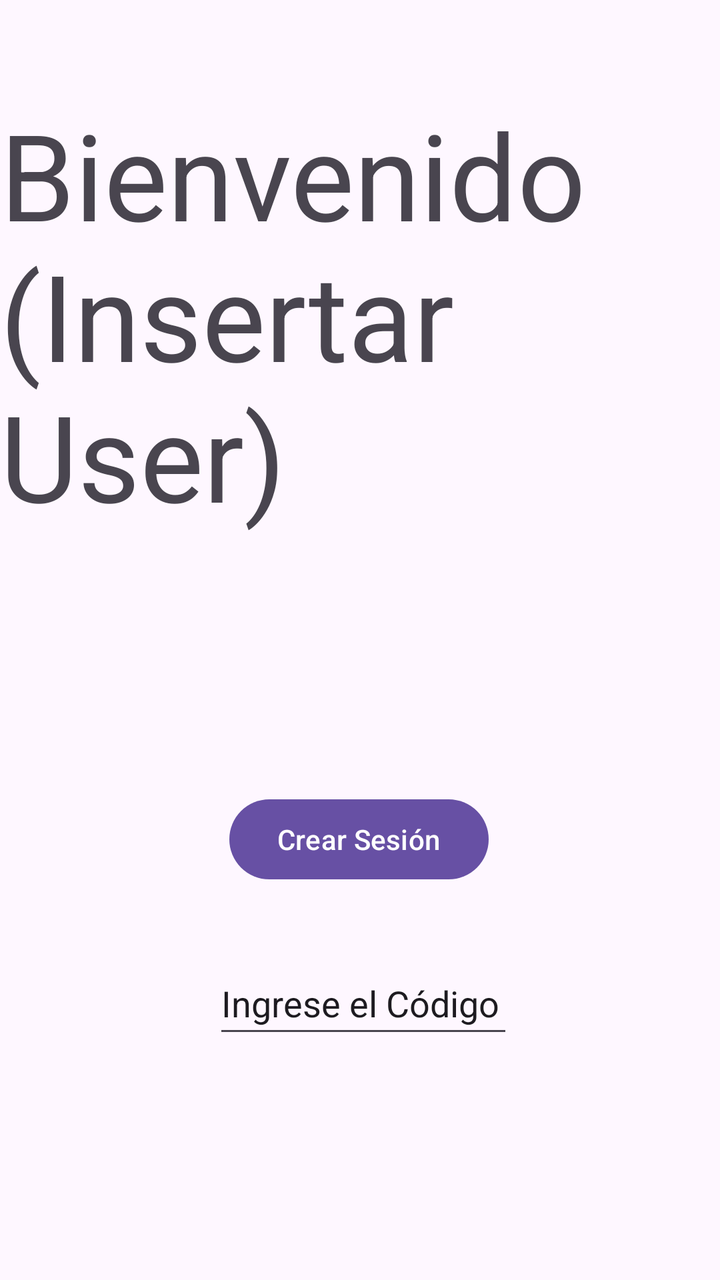
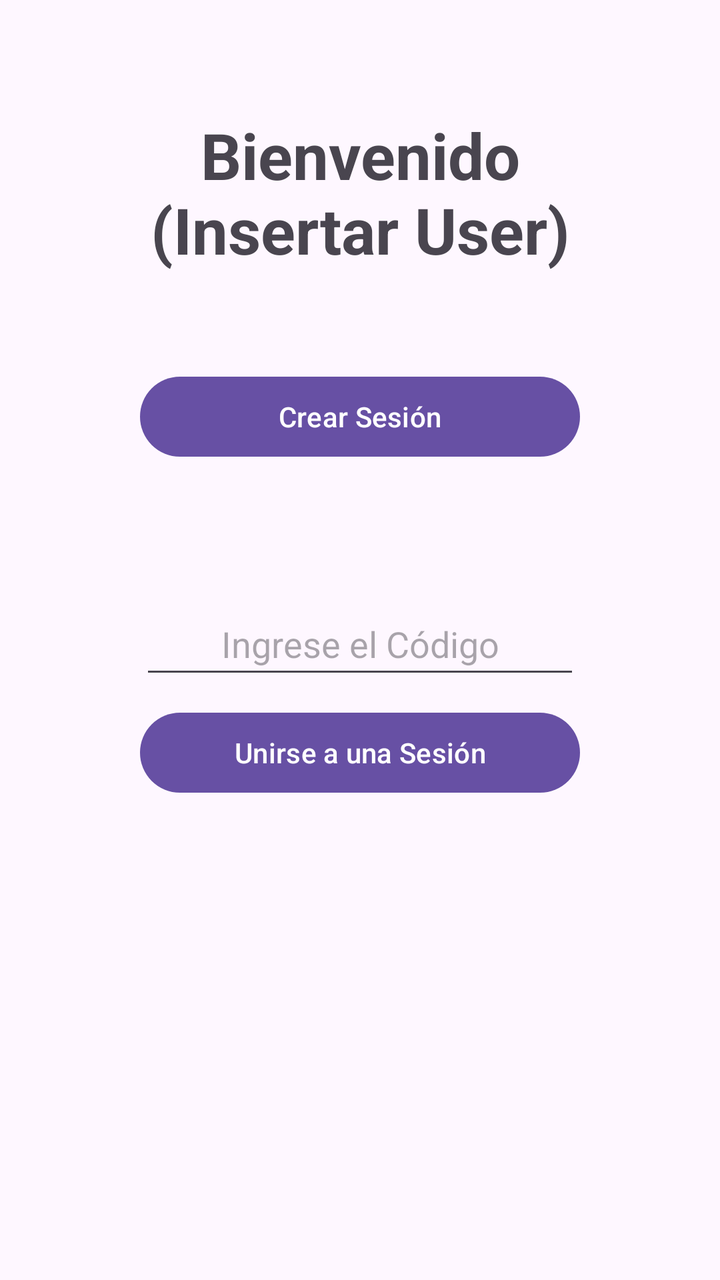

The first picture is an Android layout as it rendered before a commit; the second is the same layout after the commit. The layout source and the unified diff follow.
<!-- AndroidManifest.xml: application theme Theme.Rolin -->
<!-- res/layout/activity_sala.xml -->
<?xml version="1.0" encoding="utf-8"?>
<androidx.constraintlayout.widget.ConstraintLayout xmlns:android="http://schemas.android.com/apk/res/android"
    xmlns:app="http://schemas.android.com/apk/res-auto"
    xmlns:tools="http://schemas.android.com/tools"
    android:id="@+id/main"
    android:layout_width="match_parent"
    android:layout_height="match_parent"
    tools:context=".SalaAc">

    <TextView
        android:id="@+id/textView"
        android:layout_width="wrap_content"
        android:layout_height="wrap_content"
        android:text="Bienvenido (Insertar User)"
        android:textSize="60dp"
        app:layout_constraintBottom_toBottomOf="parent"
        app:layout_constraintEnd_toEndOf="parent"
        app:layout_constraintHorizontal_bias="0.0"
        app:layout_constraintStart_toStartOf="parent"
        app:layout_constraintTop_toTopOf="parent"
        app:layout_constraintVertical_bias="0.112" />

    <Button
        android:id="@+id/button"
        android:layout_width="wrap_content"
        android:layout_height="wrap_content"
        android:layout_marginTop="128dp"
        android:text="Crear Sesión"
        app:layout_constraintEnd_toEndOf="parent"
        app:layout_constraintHorizontal_bias="0.498"
        app:layout_constraintStart_toStartOf="parent"
        app:layout_constraintTop_toBottomOf="@id/textView" />

    <Button
        android:id="@+id/btnJoin"
        android:layout_width="wrap_content"
        android:layout_height="wrap_content"
        android:layout_marginStart="118dp"
        android:layout_marginTop="411dp"
        android:layout_marginBottom="272dp"
        android:text="Unirse a una Sesión"
        app:layout_constraintBottom_toBottomOf="parent"
        app:layout_constraintStart_toStartOf="parent"
        app:layout_constraintTop_toTopOf="parent" />

    <EditText
        android:id="@+id/textView2"
        android:layout_width="150dp"
        android:layout_height="48dp"
        android:layout_marginStart="141dp"
        android:layout_marginTop="476dp"
        android:layout_marginEnd="138dp"
        android:text="Ingrese el Código"
        app:layout_constraintEnd_toEndOf="parent"
        app:layout_constraintStart_toStartOf="parent"
        app:layout_constraintTop_toTopOf="parent" />


</androidx.constraintlayout.widget.ConstraintLayout>
<!-- resources referenced by this layout -->
<resources>
  <style name="Theme.Rolin" parent="Base.Theme.Rolin" />
  <style name="Base.Theme.Rolin" parent="Theme.Material3.DayNight.NoActionBar">
          
          
      </style>
</resources>

<!-- the commit's change to res/layout/activity_sala.xml (unified diff, before → after) -->
@@ -5,55 +5,52 @@
     android:id="@+id/main"
     android:layout_width="match_parent"
     android:layout_height="match_parent"
+    android:padding="24dp"
     tools:context=".SalaAc">
 
     <TextView
         android:id="@+id/textView"
-        android:layout_width="wrap_content"
+        android:layout_width="0dp"
         android:layout_height="wrap_content"
-        android:text="Bienvenido (Insertar User)"
-        android:textSize="60dp"
-        app:layout_constraintBottom_toBottomOf="parent"
-        app:layout_constraintEnd_toEndOf="parent"
-        app:layout_constraintHorizontal_bias="0.0"
-        app:layout_constraintStart_toStartOf="parent"
-        app:layout_constraintTop_toTopOf="parent"
-        app:layout_constraintVertical_bias="0.112" />
-
-    <Button
-        android:id="@+id/button"
-        android:layout_width="wrap_content"
-        android:layout_height="wrap_content"
-        android:layout_marginTop="128dp"
-        android:text="Crear Sesión"
-        app:layout_constraintEnd_toEndOf="parent"
-        app:layout_constraintHorizontal_bias="0.498"
-        app:layout_constraintStart_toStartOf="parent"
-        app:layout_constraintTop_toBottomOf="@id/textView" />
-
-    <Button
-        android:id="@+id/btnJoin"
-        android:layout_width="wrap_content"
-        android:layout_height="wrap_content"
-        android:layout_marginStart="118dp"
-        android:layout_marginTop="411dp"
-        android:layout_marginBottom="272dp"
-        android:text="Unirse a una Sesión"
-        app:layout_constraintBottom_toBottomOf="parent"
-        app:layout_constraintStart_toStartOf="parent"
-        app:layout_constraintTop_toTopOf="parent" />
-
-    <EditText
-        android:id="@+id/textView2"
-        android:layout_width="150dp"
-        android:layout_height="48dp"
-        android:layout_marginStart="141dp"
-        android:layout_marginTop="476dp"
-        android:layout_marginEnd="138dp"
-        android:text="Ingrese el Código"
+        android:text="Bienvenido\n(Insertar User)"
+        android:textSize="32sp"
+        android:textStyle="bold"
+        android:gravity="center"
+        android:layout_marginTop="32dp"
         app:layout_constraintEnd_toEndOf="parent"
         app:layout_constraintStart_toStartOf="parent"
         app:layout_constraintTop_toTopOf="parent" />
 
+    <Button
+        android:id="@+id/btnCreate"
+        android:layout_width="220dp"
+        android:layout_height="wrap_content"
+        android:layout_marginTop="48dp"
+        android:text="Crear Sesión"
+        app:layout_constraintEnd_toEndOf="parent"
+        app:layout_constraintStart_toStartOf="parent"
+        app:layout_constraintTop_toBottomOf="@id/textView" />
+
+    <EditText
+        android:id="@+id/textView2"
+        android:layout_width="220dp"
+        android:layout_height="48dp"
+        android:layout_marginTop="64dp"
+        android:hint="Ingrese el Código"
+        android:inputType="text"
+        android:gravity="center"
+        app:layout_constraintEnd_toEndOf="parent"
+        app:layout_constraintStart_toStartOf="parent"
+        app:layout_constraintTop_toBottomOf="@id/btnCreate" />
+
+    <Button
+        android:id="@+id/btnJoin"
+        android:layout_width="220dp"
+        android:layout_height="wrap_content"
+        android:layout_marginTop="8dp"
+        android:text="Unirse a una Sesión"
+        app:layout_constraintEnd_toEndOf="parent"
+        app:layout_constraintStart_toStartOf="parent"
+        app:layout_constraintTop_toBottomOf="@id/textView2" />
 
 </androidx.constraintlayout.widget.ConstraintLayout>
